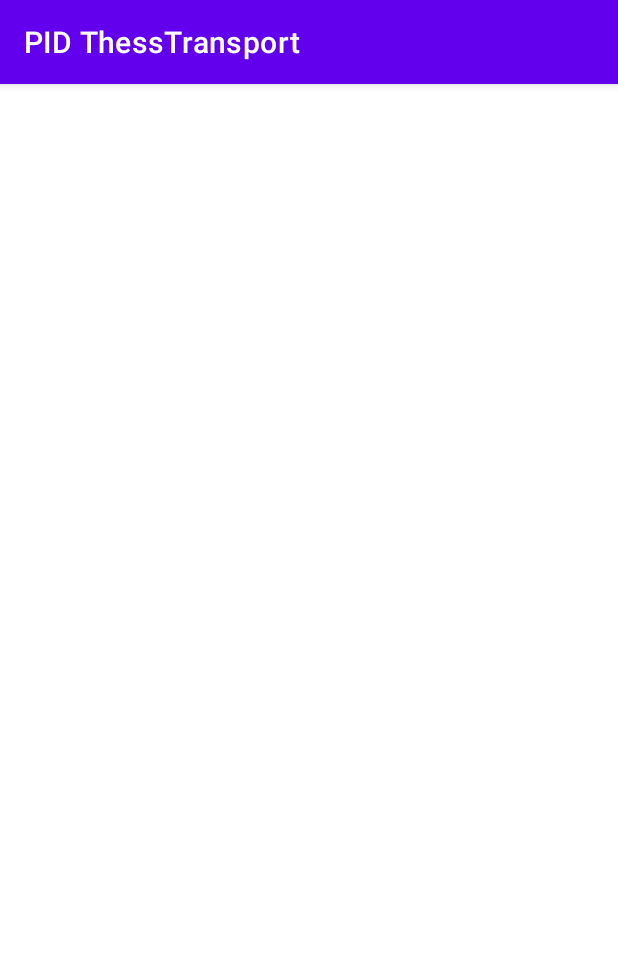
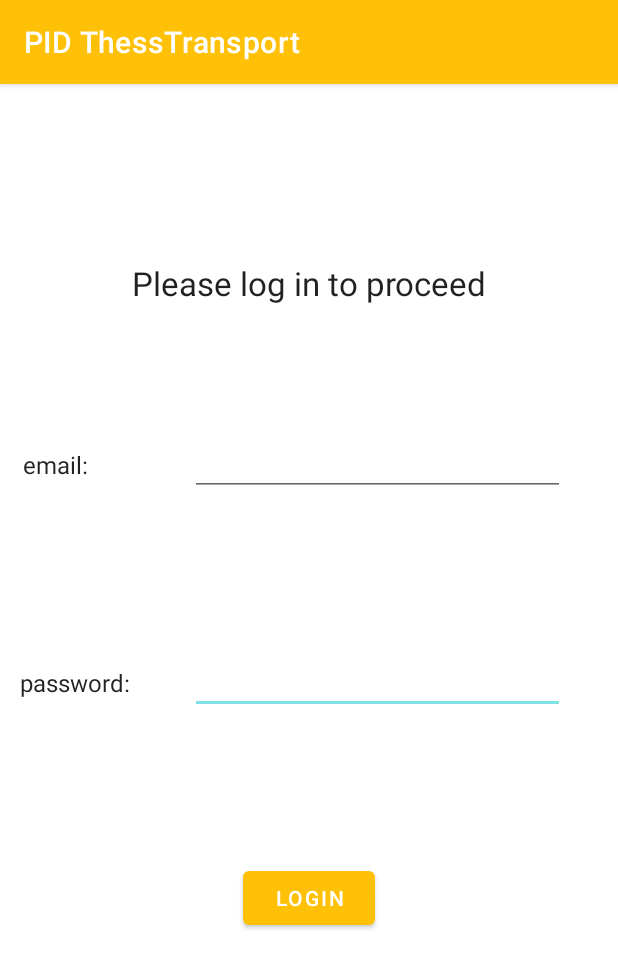
Before and after one commit to jimtete/PID-ThessTransport, an Android app: the LoginActivity screen opened directly, with no data from a screen before it, on a phone screen of 412 x 824 dp. Shown: the top 968 px of the screen. Run offline under Robolectric (Android 15) with nearby library versions, the phone set to English and light mode, and no system bars; Roboto replaces fonts that are not available here.

Commit message:
changed appearance.

```diff
--- a/app/src/main/res/layout/activity_login.xml
+++ b/app/src/main/res/layout/activity_login.xml
@@ -6,4 +6,102 @@
     android:layout_height="match_parent"
     tools:context=".LoginActivity">
 
+    <TextView
+        android:id="@+id/textView2"
+        android:layout_width="wrap_content"
+        android:layout_height="wrap_content"
+        android:fontFamily="sans-serif"
+
+        android:text="@string/password"
+        android:textAppearance="@style/TextAppearance.AppCompat.Body1"
+        android:textSize="16sp"
+
+
+        app:layout_constraintBottom_toBottomOf="parent"
+        app:layout_constraintEnd_toStartOf="@+id/editText_password"
+        app:layout_constraintHorizontal_bias="0.25"
+        app:layout_constraintStart_toStartOf="parent"
+        app:layout_constraintTop_toTopOf="parent"
+        app:layout_constraintVertical_bias="0.52" />
+
+    <EditText
+        android:id="@+id/editText_password"
+        android:layout_width="250dp"
+        android:layout_height="wrap_content"
+        android:layout_weight=".8"
+        android:ems="10"
+        android:inputType="textPassword"
+        android:textAppearance="@style/TextAppearance.AppCompat.Body1"
+        android:textSize="16sp"
+        app:layout_constraintBottom_toBottomOf="parent"
+        app:layout_constraintEnd_toEndOf="parent"
+        app:layout_constraintHorizontal_bias="0.782"
+        app:layout_constraintStart_toStartOf="parent"
+        app:layout_constraintTop_toTopOf="parent"
+        app:layout_constraintVertical_bias="0.52"
+        tools:ignore="TextFields" />
+
+
+    <TextView
+        android:id="@+id/textView3"
+        android:layout_width="wrap_content"
+        android:layout_height="wrap_content"
+        android:layout_marginTop="5dp"
+        android:fontFamily="sans-serif"
+
+        android:text="@string/email"
+        android:textAppearance="@style/TextAppearance.AppCompat.Body1"
+        android:textSize="16sp"
+
+        app:layout_constraintBottom_toBottomOf="parent"
+        app:layout_constraintEnd_toStartOf="@+id/editText_email"
+        app:layout_constraintHorizontal_bias="0.18"
+        app:layout_constraintStart_toStartOf="parent"
+        app:layout_constraintTop_toTopOf="parent"
+        app:layout_constraintVertical_bias="0.32" />
+
+    <EditText
+        android:id="@+id/editText_email"
+        android:layout_width="250dp"
+        android:layout_height="wrap_content"
+        android:layout_weight=".8"
+        android:ems="10"
+        android:inputType="textEmailAddress"
+        android:textAppearance="@style/TextAppearance.AppCompat.Body1"
+        android:textSize="16sp"
+        app:layout_constraintBottom_toBottomOf="parent"
+        app:layout_constraintEnd_toEndOf="parent"
+        app:layout_constraintHorizontal_bias="0.782"
+        app:layout_constraintStart_toStartOf="parent"
+        app:layout_constraintTop_toTopOf="parent"
+        app:layout_constraintVertical_bias="0.32"
+        tools:ignore="TextFields" />
+
+    <TextView
+        android:textAppearance="@style/TextAppearance.AppCompat.Body1"
+        android:textSize="22sp"
+        android:fontFamily="sans-serif"
+
+
+        android:id="@+id/textView4"
+        android:layout_width="wrap_content"
+        android:layout_height="wrap_content"
+        android:text="@string/please_log_in_to_proceed"
+        app:layout_constraintBottom_toBottomOf="parent"
+        app:layout_constraintEnd_toEndOf="parent"
+        app:layout_constraintStart_toStartOf="parent"
+        app:layout_constraintTop_toTopOf="parent"
+        app:layout_constraintVertical_bias="0.16000003" />
+
+    <Button
+        android:id="@+id/button_login"
+        android:layout_width="wrap_content"
+        android:layout_height="wrap_content"
+        android:text="LOGIN"
+        app:layout_constraintBottom_toBottomOf="parent"
+        app:layout_constraintEnd_toEndOf="parent"
+        app:layout_constraintStart_toStartOf="parent"
+        app:layout_constraintTop_toTopOf="parent"
+        app:layout_constraintVertical_bias="0.72" />
+
 </androidx.constraintlayout.widget.ConstraintLayout>
--- a/app/src/main/res/values/colors.xml
+++ b/app/src/main/res/values/colors.xml
@@ -1,9 +1,9 @@
 <?xml version="1.0" encoding="utf-8"?>
 <resources>
-    <color name="purple_200">#FFBB86FC</color>
-    <color name="purple_500">#FF6200EE</color>
-    <color name="purple_700">#FF3700B3</color>
-    <color name="teal_200">#FF03DAC5</color>
+    <color name="purple_200">#29D6E6</color>
+    <color name="purple_500">#FFC107</color>
+    <color name="purple_700">#494315</color>
+    <color name="teal_200">#7FE2E6</color>
     <color name="teal_700">#FF018786</color>
     <color name="black">#FF000000</color>
     <color name="white">#FFFFFFFF</color>
--- a/app/src/main/res/values/strings.xml
+++ b/app/src/main/res/values/strings.xml
@@ -16,6 +16,7 @@
     <string name="username">username:</string>
     <string name="password">password:</string>
     <string name="email">email:</string>
+    <string name="please_log_in_to_proceed">Please log in to proceed</string>
 
 
 </resources>
```
